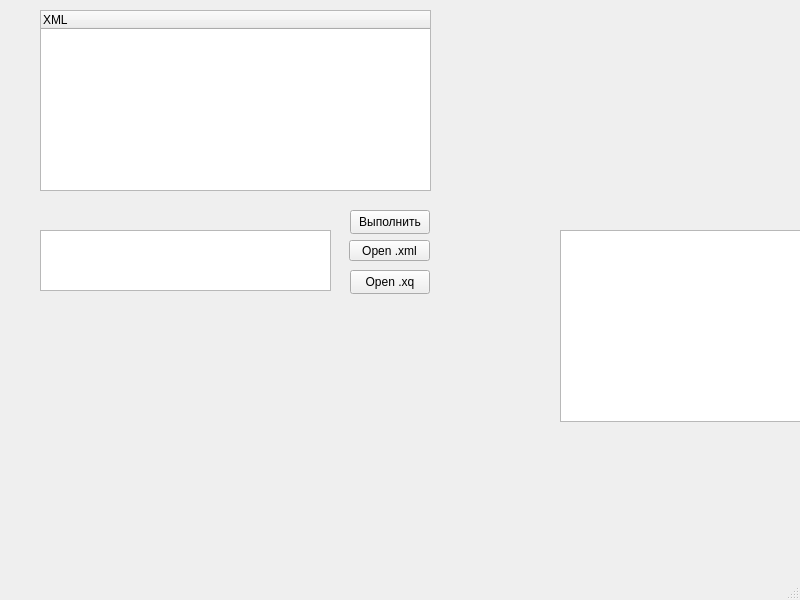
Old version of the form mainwindow.ui in the repository STOLENGER/XML_Reader.
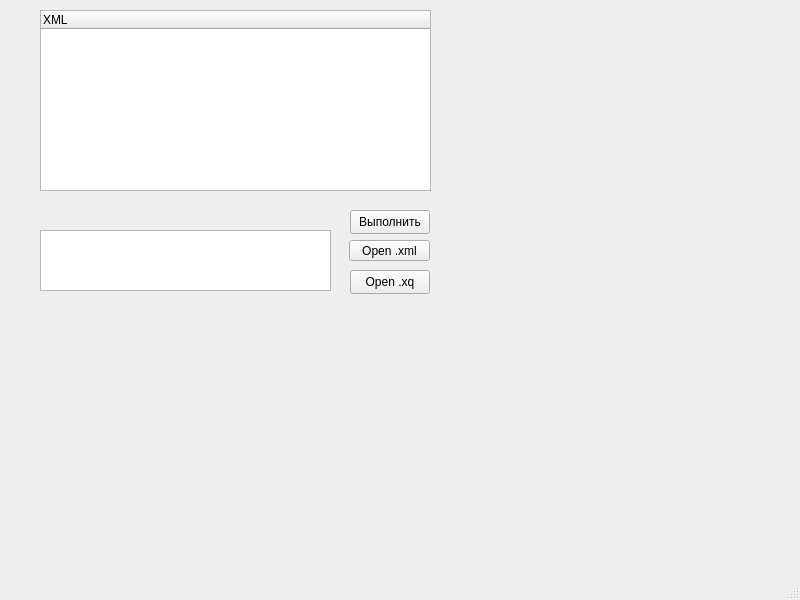
New version of the form.

What changed in the file:
```diff
--- a/mainwindow.ui
+++ b/mainwindow.ui
@@ -52,16 +52,6 @@
      </property>
     </column>
    </widget>
-   <widget class="QTextBrowser" name="textAnswer">
-    <property name="geometry">
-     <rect>
-      <x>560</x>
-      <y>230</y>
-      <width>256</width>
-      <height>192</height>
-     </rect>
-    </property>
-   </widget>
    <widget class="QPushButton" name="pushButton_OpenXML">
     <property name="geometry">
      <rect>
```
